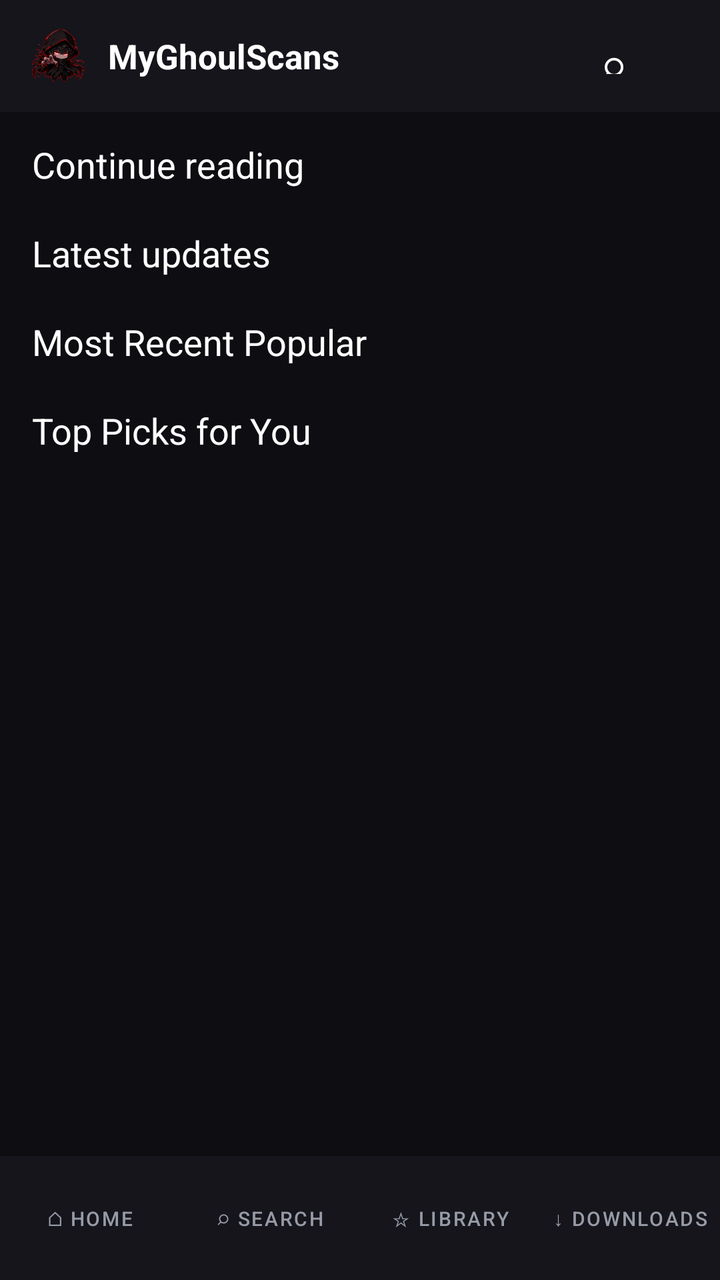
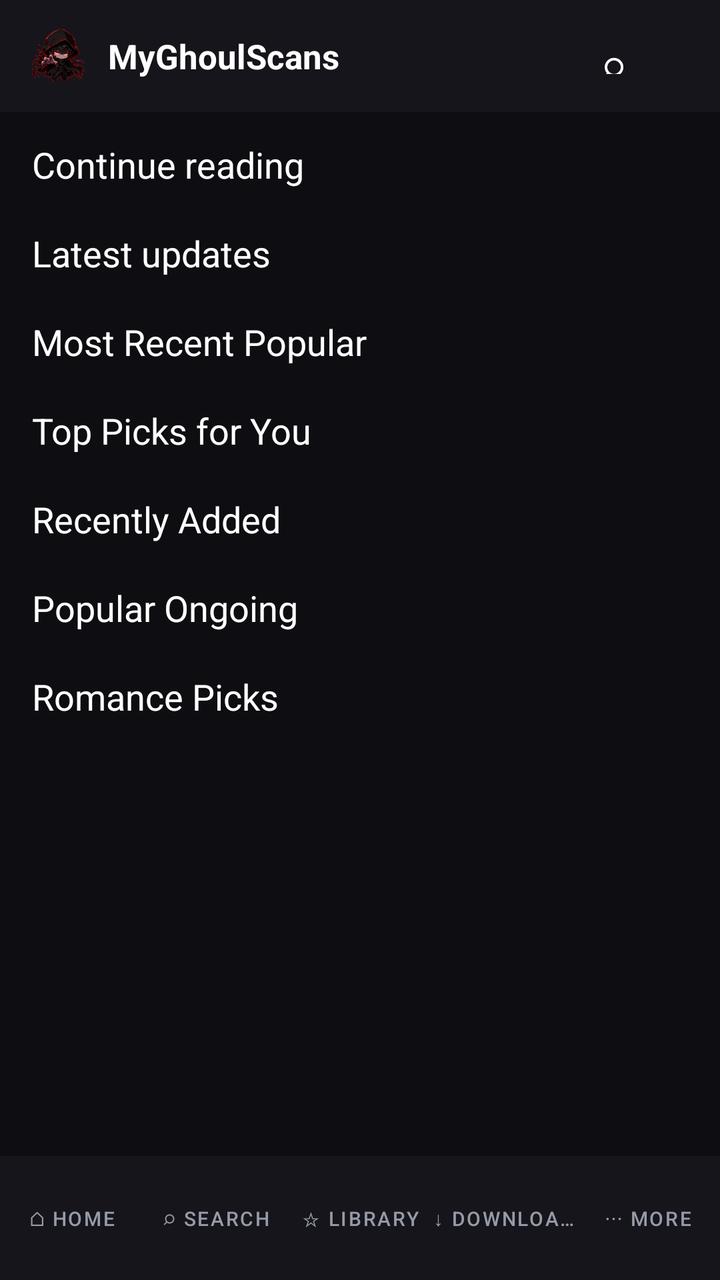

Compare the two renders of this Android layout. The source of the first and the diff that turns it into the second are given below.
<!-- AndroidManifest.xml: application theme Theme.MyGhoulScans -->
<!-- res/layout/activity_home.xml -->
<?xml version="1.0" encoding="utf-8"?>
<LinearLayout xmlns:android="http://schemas.android.com/apk/res/android"
    android:orientation="vertical"
    android:layout_width="match_parent"
    android:layout_height="match_parent"
    android:background="@color/mgs_bg">

    <LinearLayout
        android:orientation="horizontal"
        android:layout_width="match_parent"
        android:layout_height="56dp"
        android:background="@color/mgs_panel"
        android:gravity="center_vertical"
        android:paddingStart="14dp"
        android:paddingEnd="10dp">

        <ImageView
            android:layout_width="30dp"
            android:layout_height="30dp"
            android:src="@mipmap/ic_launcher"
            android:contentDescription="Logo" />

        <TextView
            android:layout_width="0dp"
            android:layout_height="wrap_content"
            android:layout_weight="1"
            android:layout_marginStart="10dp"
            android:text="MyGhoulScans"
            android:textColor="@color/white"
            android:textStyle="bold"
            android:textSize="17sp" />

        <Button
            android:id="@+id/homeSearch"
            android:layout_width="wrap_content"
            android:layout_height="38dp"
            android:text="⌕"
            android:textSize="20sp"
            android:textColor="@color/white"
            android:background="?android:attr/selectableItemBackground" />
    </LinearLayout>

    <ScrollView
        android:layout_width="match_parent"
        android:layout_height="0dp"
        android:layout_weight="1">

        <LinearLayout
            android:orientation="vertical"
            android:layout_width="match_parent"
            android:layout_height="wrap_content"
            android:paddingBottom="16dp">

            <TextView
                android:id="@+id/continueHead"
                android:text="Continue reading"
                android:textColor="@color/white"
                android:textSize="18sp"
                android:layout_width="match_parent"
                android:layout_height="wrap_content"
                android:paddingStart="16dp"
                android:paddingTop="14dp"
                android:paddingBottom="6dp" />
            <HorizontalScrollView
                android:layout_width="match_parent"
                android:layout_height="wrap_content"
                android:scrollbars="none">
                <LinearLayout android:id="@+id/continueRow" android:orientation="horizontal"
                    android:layout_width="wrap_content" android:layout_height="wrap_content"
                    android:paddingStart="6dp" android:paddingEnd="6dp" />
            </HorizontalScrollView>

            <TextView android:text="Latest updates" android:textColor="@color/white"
                android:textSize="18sp" android:layout_width="match_parent" android:layout_height="wrap_content"
                android:paddingStart="16dp" android:paddingTop="14dp" android:paddingBottom="6dp" />
            <HorizontalScrollView android:layout_width="match_parent" android:layout_height="wrap_content" android:scrollbars="none">
                <LinearLayout android:id="@+id/latestRow" android:orientation="horizontal"
                    android:layout_width="wrap_content" android:layout_height="wrap_content"
                    android:paddingStart="6dp" android:paddingEnd="6dp" />
            </HorizontalScrollView>

            <TextView android:text="Most Recent Popular" android:textColor="@color/white"
                android:textSize="18sp" android:layout_width="match_parent" android:layout_height="wrap_content"
                android:paddingStart="16dp" android:paddingTop="14dp" android:paddingBottom="6dp" />
            <HorizontalScrollView android:layout_width="match_parent" android:layout_height="wrap_content" android:scrollbars="none">
                <LinearLayout android:id="@+id/popularRow" android:orientation="horizontal"
                    android:layout_width="wrap_content" android:layout_height="wrap_content"
                    android:paddingStart="6dp" android:paddingEnd="6dp" />
            </HorizontalScrollView>

            <TextView android:text="Top Picks for You" android:textColor="@color/white"
                android:textSize="18sp" android:layout_width="match_parent" android:layout_height="wrap_content"
                android:paddingStart="16dp" android:paddingTop="14dp" android:paddingBottom="6dp" />
            <HorizontalScrollView android:layout_width="match_parent" android:layout_height="wrap_content" android:scrollbars="none">
                <LinearLayout android:id="@+id/picksRow" android:orientation="horizontal"
                    android:layout_width="wrap_content" android:layout_height="wrap_content"
                    android:paddingStart="6dp" android:paddingEnd="6dp" />
            </HorizontalScrollView>
        </LinearLayout>
    </ScrollView>

    <include layout="@layout/bottom_nav" />
</LinearLayout>
<!-- res/layout/bottom_nav.xml (included above) -->
<?xml version="1.0" encoding="utf-8"?>
<LinearLayout xmlns:android="http://schemas.android.com/apk/res/android"
    android:id="@+id/bottomBar"
    android:orientation="horizontal"
    android:layout_width="match_parent"
    android:layout_height="62dp"
    android:background="@color/mgs_panel"
    android:baselineAligned="false">

    <Button android:id="@+id/navHome" android:layout_width="0dp" android:layout_height="match_parent"
        android:layout_weight="1" android:text="⌂ Home" android:textSize="10sp"
        android:singleLine="true" android:minWidth="0dp" android:paddingStart="0dp" android:paddingEnd="0dp"
        android:textColor="@color/mgs_muted" android:background="?android:attr/selectableItemBackground" />
    <Button android:id="@+id/navSearch" android:layout_width="0dp" android:layout_height="match_parent"
        android:layout_weight="1" android:text="⌕ Search" android:textSize="10sp"
        android:singleLine="true" android:minWidth="0dp" android:paddingStart="0dp" android:paddingEnd="0dp"
        android:textColor="@color/mgs_muted" android:background="?android:attr/selectableItemBackground" />
    <Button android:id="@+id/navLibrary" android:layout_width="0dp" android:layout_height="match_parent"
        android:layout_weight="1" android:text="☆ Library" android:textSize="10sp"
        android:singleLine="true" android:minWidth="0dp" android:paddingStart="0dp" android:paddingEnd="0dp"
        android:textColor="@color/mgs_muted" android:background="?android:attr/selectableItemBackground" />
    <Button android:id="@+id/navDownloads" android:layout_width="0dp" android:layout_height="match_parent"
        android:layout_weight="1" android:text="↓ Downloads" android:textSize="10sp"
        android:singleLine="true" android:minWidth="0dp" android:paddingStart="0dp" android:paddingEnd="0dp"
        android:textColor="@color/mgs_muted" android:background="?android:attr/selectableItemBackground" />
</LinearLayout>
<!-- resources referenced by this layout -->
<resources>
  <color name="mgs_bg">#FF0E0E12</color>
  <color name="mgs_muted">#FF979BA8</color>
  <color name="mgs_panel">#FF15151B</color>
  <color name="white">#FFFFFFFF</color>
  <!-- mipmap ic_launcher (drawable) -->
  <?xml version="1.0" encoding="utf-8"?>
  <vector xmlns:android="http://schemas.android.com/apk/res/android"
      android:width="48dp"
      android:height="48dp"
      android:viewportWidth="48"
      android:viewportHeight="48">
      <path
          android:fillColor="#6200EE"
          android:pathData="M24,2L4,22v22l20,-22z"/>
      <path
          android:fillColor="#3700B3"
          android:pathData="M24,26l20,-4v4l-20,4z"/>
      <path
          android:fillColor="#FFFFFF"
          android:pathData="M24,18a6,6 0 1,1 0,12a6,6 0 1,1 0,-12"/>
  </vector>
  <style name="Theme.MyGhoulScans" parent="Theme.MaterialComponents.DayNight.NoActionBar">
          
          <item name="colorPrimary">@color/mgs_accent</item>
          <item name="colorPrimaryVariant">@color/mgs_accent</item>
          <item name="colorOnPrimary">@color/white</item>
          
          <item name="colorSecondary">@color/mgs_accent</item>
          <item name="colorSecondaryVariant">@color/mgs_accent</item>
          <item name="colorOnSecondary">@color/white</item>
          
          <item name="android:statusBarColor">@color/mgs_bg</item>
          <item name="android:windowBackground">@color/mgs_bg</item>
          <item name="android:textColorPrimary">@color/white</item>
          
      </style>
  <color name="mgs_accent">#FFE11D2E</color>
</resources>

<!-- the commit's change to res/layout/activity_home.xml (unified diff, before → after) -->
@@ -96,6 +96,33 @@
                     android:layout_width="wrap_content" android:layout_height="wrap_content"
                     android:paddingStart="6dp" android:paddingEnd="6dp" />
             </HorizontalScrollView>
+
+            <TextView android:text="Recently Added" android:textColor="@color/white"
+                android:textSize="18sp" android:layout_width="match_parent" android:layout_height="wrap_content"
+                android:paddingStart="16dp" android:paddingTop="14dp" android:paddingBottom="6dp" />
+            <HorizontalScrollView android:layout_width="match_parent" android:layout_height="wrap_content" android:scrollbars="none">
+                <LinearLayout android:id="@+id/recentRow" android:orientation="horizontal"
+                    android:layout_width="wrap_content" android:layout_height="wrap_content"
+                    android:paddingStart="6dp" android:paddingEnd="6dp" />
+            </HorizontalScrollView>
+
+            <TextView android:text="Popular Ongoing" android:textColor="@color/white"
+                android:textSize="18sp" android:layout_width="match_parent" android:layout_height="wrap_content"
+                android:paddingStart="16dp" android:paddingTop="14dp" android:paddingBottom="6dp" />
+            <HorizontalScrollView android:layout_width="match_parent" android:layout_height="wrap_content" android:scrollbars="none">
+                <LinearLayout android:id="@+id/ongoingRow" android:orientation="horizontal"
+                    android:layout_width="wrap_content" android:layout_height="wrap_content"
+                    android:paddingStart="6dp" android:paddingEnd="6dp" />
+            </HorizontalScrollView>
+
+            <TextView android:text="Romance Picks" android:textColor="@color/white"
+                android:textSize="18sp" android:layout_width="match_parent" android:layout_height="wrap_content"
+                android:paddingStart="16dp" android:paddingTop="14dp" android:paddingBottom="6dp" />
+            <HorizontalScrollView android:layout_width="match_parent" android:layout_height="wrap_content" android:scrollbars="none">
+                <LinearLayout android:id="@+id/romanceRow" android:orientation="horizontal"
+                    android:layout_width="wrap_content" android:layout_height="wrap_content"
+                    android:paddingStart="6dp" android:paddingEnd="6dp" />
+            </HorizontalScrollView>
         </LinearLayout>
     </ScrollView>
 
@@ -127,4 +154,8 @@
         android:layout_weight="1" android:text="↓ Downloads" android:textSize="10sp"
         android:singleLine="true" android:minWidth="0dp" android:paddingStart="0dp" android:paddingEnd="0dp"
         android:textColor="@color/mgs_muted" android:background="?android:attr/selectableItemBackground" />
+    <Button android:id="@+id/navMore" android:layout_width="0dp" android:layout_height="match_parent"
+        android:layout_weight="1" android:text="⋯ More" android:textSize="10sp"
+        android:singleLine="true" android:minWidth="0dp" android:paddingStart="0dp" android:paddingEnd="0dp"
+        android:textColor="@color/mgs_muted" android:background="?android:attr/selectableItemBackground" />
 </LinearLayout>
